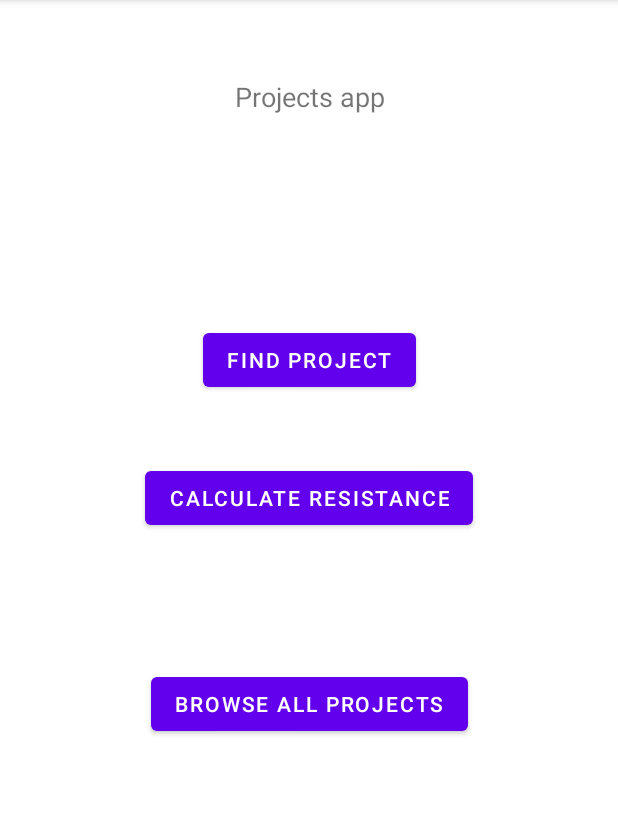
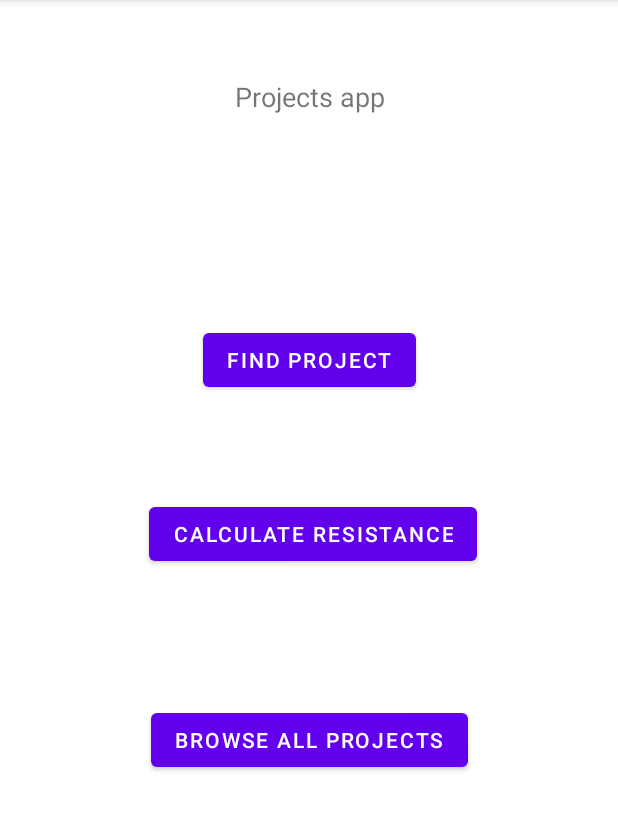
Before and after one commit to Double-Bonus/AppEmbeddedProjects, an Android app: the screen it shows after launch (MainActivity), on a phone screen of 412 x 824 dp, the part 84-915 px from its top. Run offline under Robolectric (Android 15) with nearby library versions, the phone set to English and light mode, and no system bars; our stand-ins replace data binding.

Commit message:
wtf now nav fully working??

```diff
--- a/app/src/main/res/layout/activity_main.xml
+++ b/app/src/main/res/layout/activity_main.xml
@@ -8,7 +8,7 @@
 
     <fragment
         android:id="@+id/fragment"
-        android:name="com.example.semesterproject.MainFragment"
+        android:name="androidx.navigation.fragment.NavHostFragment"
         android:layout_width="0dp"
         android:layout_height="0dp"
         app:layout_constraintBottom_toBottomOf="parent"
--- a/app/src/main/res/layout/fragment_main.xml
+++ b/app/src/main/res/layout/fragment_main.xml
@@ -37,9 +37,10 @@
             android:id="@+id/btn_resistance"
             android:layout_width="wrap_content"
             android:layout_height="wrap_content"
-            android:layout_marginTop="44dp"
+            android:layout_marginTop="68dp"
             android:text="Calculate resistance"
             app:layout_constraintEnd_toEndOf="parent"
+            app:layout_constraintHorizontal_bias="0.515"
             app:layout_constraintStart_toStartOf="parent"
             app:layout_constraintTop_toBottomOf="@+id/btn_findProject" />
 
--- a/app/src/main/res/layout/fragment_projects.xml
+++ b/app/src/main/res/layout/fragment_projects.xml
@@ -29,6 +29,7 @@
             android:id="@+id/actor_name_field"
             android:layout_width="0dp"
             android:layout_height="wrap_content"
+            android:layout_marginBottom="72dp"
             android:ems="10"
             android:hint="Full name"
             android:inputType="textPersonName"
@@ -41,8 +42,9 @@
             android:id="@+id/actor_year_field"
             android:layout_width="0dp"
             android:layout_height="wrap_content"
+            android:layout_marginBottom="68dp"
             android:ems="10"
-            android:hint="Birth year"
+            android:hint="Difficulty"
             android:inputType="textPersonName"
             app:layout_constraintBottom_toTopOf="@+id/add_btn"
             app:layout_constraintEnd_toEndOf="parent"
@@ -65,7 +67,7 @@
             android:id="@+id/add_btn"
             android:layout_width="wrap_content"
             android:layout_height="wrap_content"
-            android:text="Add Actor"
+            android:text="Add Project"
             app:layout_constraintBottom_toBottomOf="@+id/movie_title_field"
             app:layout_constraintEnd_toEndOf="parent"
             app:layout_constraintHorizontal_bias="0.5"
--- a/app/src/main/res/navigation/nav_graph.xml
+++ b/app/src/main/res/navigation/nav_graph.xml
@@ -18,8 +18,8 @@
     <fragment
         android:id="@+id/projectsFragment"
         android:name="com.example.semesterproject.ProjectsFragment"
-        android:label="ProjectsFragment"
-        tools:layout="@layout/fragment_projects" >
+        android:label="fragment_projects"
+        tools:layout="@layout/fragment_projects">
 
     </fragment>
 </navigation>
```
